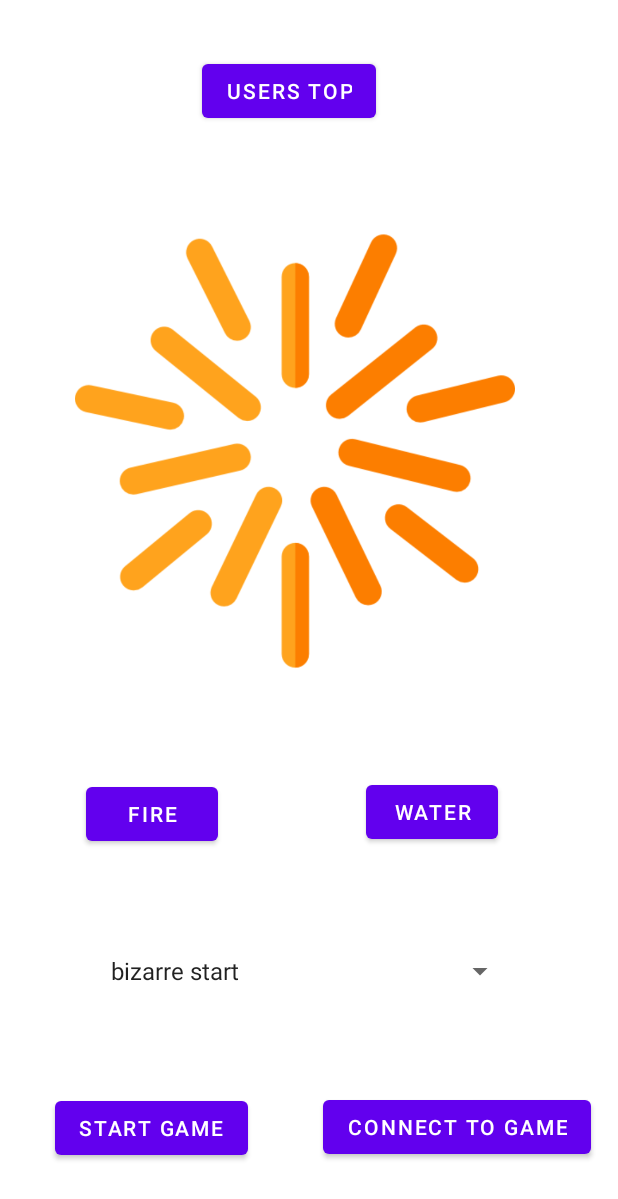
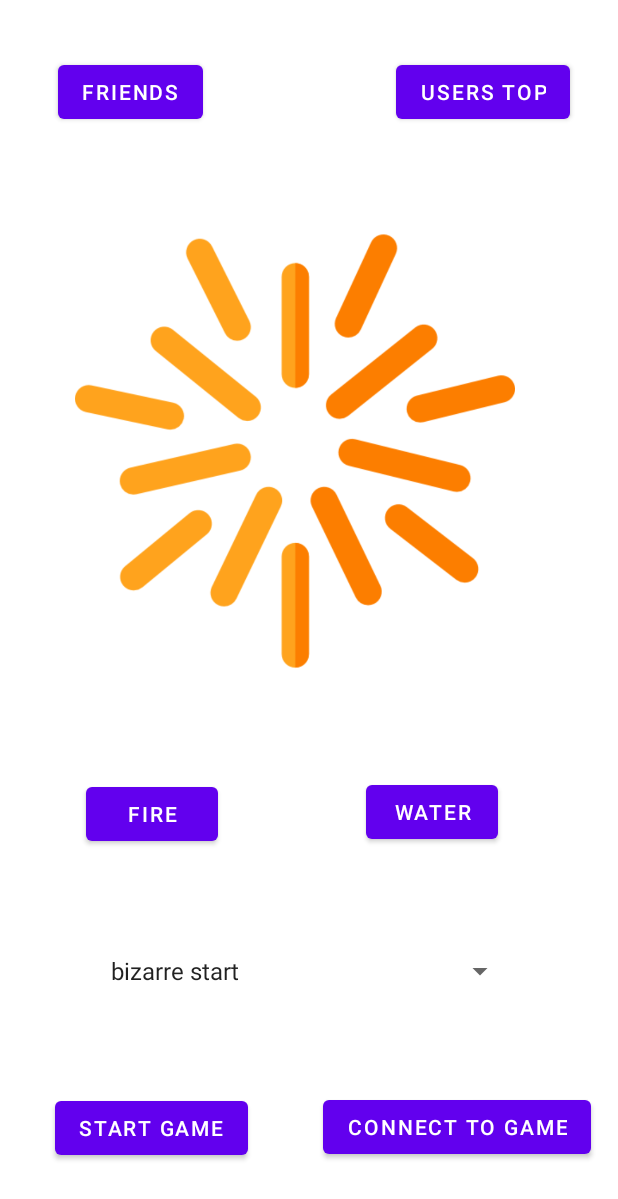
Before and after one commit to Fire-and-water/code, an Android app: the GameMenuFragment screen opened through its navigation route, on a phone screen of 412 x 824 dp. Shown: the top 1199 px of the screen. Run offline under Robolectric (Android 15) with nearby library versions, the phone set to English and light mode, and no system bars; our stand-ins replace navigation-ui; 5 statements that could not run were skipped.

Commit message:
Implemented list of friends. Added fragment, button in GameMenu

```diff
--- a/app/src/main/java/com/client/fire_and_water/GameMenuFragment.kt
+++ b/app/src/main/java/com/client/fire_and_water/GameMenuFragment.kt
@@ -79,8 +79,12 @@ class GameMenuFragment : Fragment() {
         }
 
         binding.gameMenuConnectButton?.setOnClickListener {
-                findNavController().navigate(R.id.action_ThirdFragment_to_ForthFragment)
+            findNavController().navigate(R.id.action_ThirdFragment_to_ForthFragment)
 
+        }
+
+        binding.gameMenuFriends?.setOnClickListener {
+            findNavController().navigate(R.id.action_ThirdFragment_to_FriendsFragment)
         }
 
     }
--- a/app/src/main/res/layout/fragment_game_menu.xml
+++ b/app/src/main/res/layout/fragment_game_menu.xml
@@ -110,9 +110,21 @@
         android:text="@string/GameMenuTop"
         app:layout_constraintBottom_toTopOf="@+id/gameMenuImageViewFire"
         app:layout_constraintEnd_toEndOf="parent"
-        app:layout_constraintHorizontal_bias="0.454"
+        app:layout_constraintHorizontal_bias="0.891"
         app:layout_constraintStart_toStartOf="parent"
         app:layout_constraintTop_toTopOf="parent"
-        app:layout_constraintVertical_bias="0.444" />
+        app:layout_constraintVertical_bias="0.448" />
+
+    <Button
+        android:id="@+id/gameMenuFriends"
+        android:layout_width="wrap_content"
+        android:layout_height="wrap_content"
+        android:text="@string/friends"
+        app:layout_constraintBottom_toTopOf="@+id/gameMenuImageViewFire"
+        app:layout_constraintEnd_toEndOf="parent"
+        app:layout_constraintHorizontal_bias="0.122"
+        app:layout_constraintStart_toStartOf="parent"
+        app:layout_constraintTop_toTopOf="parent"
+        app:layout_constraintVertical_bias="0.448" />
 
 </androidx.constraintlayout.widget.ConstraintLayout>
--- a/app/src/main/res/navigation/nav_graph.xml
+++ b/app/src/main/res/navigation/nav_graph.xml
@@ -54,6 +54,10 @@
         <action
             android:id="@+id/action_ThirdFragment_to_TopFragment"
             app:destination="@id/TopFragment"/>
+
+        <action
+            android:id="@+id/action_ThirdFragment_to_FriendsFragment"
+            app:destination="@id/FriendsFragment"/>
     </fragment>
 
     <fragment
@@ -67,6 +71,19 @@
             app:destination="@id/GameMenuFragment" />
 
     </fragment>
+
+    <fragment
+        android:id="@+id/FriendsFragment"
+        android:name="com.client.fire_and_water.FriendsFragment"
+        android:label="@string/friends_fragment_label"
+        tools:layout="@layout/fragment_friends">
+
+        <action
+            android:id="@+id/action_FriendsFragment_to_GameMenuFragment"
+            app:destination="@id/GameMenuFragment" />
+
+    </fragment>
+
     <fragment
         android:id="@+id/ConnectToGameFragment"
         android:name="com.client.fire_and_water.ConnectToGameFragment"
--- a/app/src/main/res/values/strings.xml
+++ b/app/src/main/res/values/strings.xml
@@ -57,4 +57,6 @@
     <string name="GameMenuTop">Users Top</string>
     <string name="top_fragment_label">TopFragment</string>
     <string name="textview">TextView</string>
+    <string name="friends_fragment_label">FriendsFragment</string>
+    <string name="friends">Friends</string>
 </resources>
```
Also changed, not shown: app/src/main/java/com/client/fire_and_water/FriendsFragment.kt (added, +74 -0 lines), app/src/main/res/layout/fragment_friends.xml (added, +26 -0 lines).
